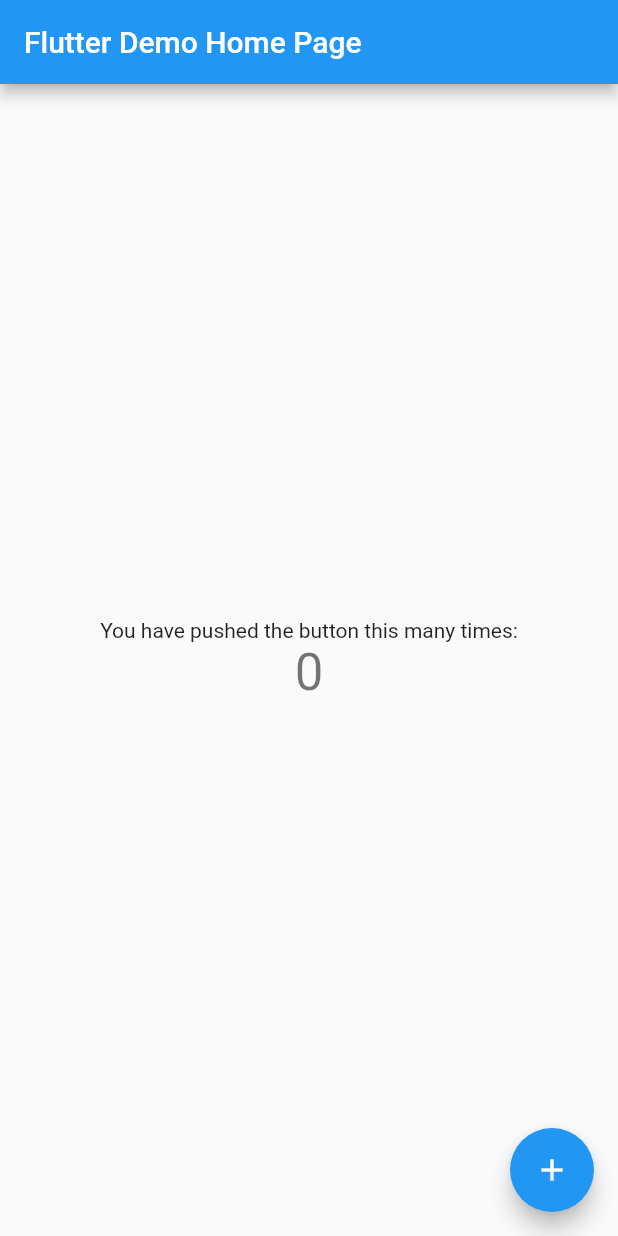
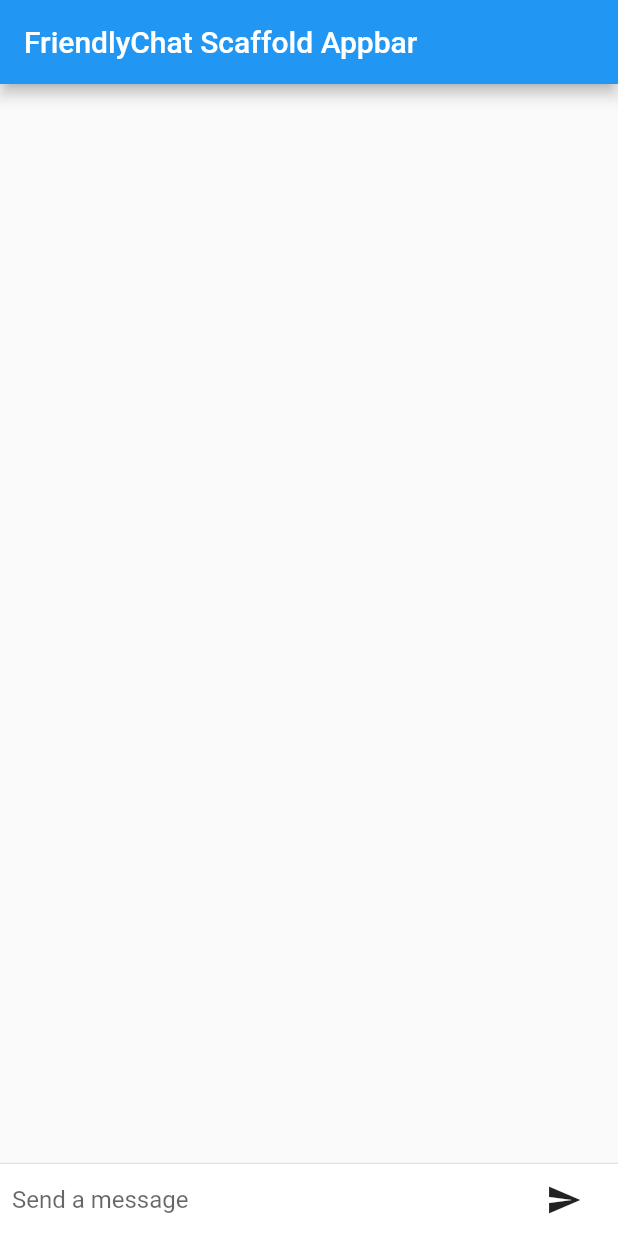
Before and after one commit to brandonpollack23/friendly_chat, a Flutter app: the screen it shows after launch, on a phone screen of 412 x 824 dp. Run offline on Flutter 3.47's test engine with Material 2 defaults, Android fonts, the phone set to English and light mode, and no system bars.

Commit message:
done up through animations

```diff
--- /dev/null
+++ b/lib/chat_screen/chat_screen.dart
@@ -0,0 +1,94 @@
+import 'package:flutter/material.dart';
+import 'package:friendly_chat/chat_screen/chat_message.dart';
+
+class ChatScreen extends StatefulWidget {
+  @override
+  _ChatScreenState createState() => _ChatScreenState();
+}
+
+class _ChatScreenState extends State<ChatScreen> {
+  // TODO RX change to stream
+  final List<ChatMessage> _messages = [];
+
+  final _textController = TextEditingController();
+  final _focusNode = FocusNode();
+
+  @override
+  Widget build(BuildContext context) {
+    return Scaffold(
+      appBar: AppBar(title: Text('FriendlyChat Scaffold Appbar')),
+      body: Column(
+        children: [
+          _messageList,
+          Divider(height: 1.0),
+          _themedTextComposer(context),
+        ],
+      )
+    );
+  }
+
+  Flexible get _messageList {
+    return Flexible(
+          // TODO BONUS make infinite and fetching as scroll
+          child: ListView.builder(
+            padding: EdgeInsets.all(8.0),
+            reverse: true,
+            itemBuilder: (_, int index) => _messages[index],
+            itemCount: _messages.length,
+          ),
+        );
+  }
+
+  Container _themedTextComposer(BuildContext context) {
+    return Container(
+          decoration: BoxDecoration(color: Theme.of(context).cardColor),
+          child: _buildTextComposer(),
+        );
+  }
+  Widget _buildTextComposer() {
+    return Container(
+      margin: EdgeInsets.symmetric(horizontal: 8.0),
+      child: Row(
+        children: [
+          _inputFieldBox,
+          _sendButton
+        ],
+      ),
+    );
+  }
+
+  Flexible get _inputFieldBox {
+    return Flexible(
+          child: TextField(
+            controller: _textController,
+            onSubmitted: _handleSubmitted,
+            decoration: InputDecoration.collapsed(
+              hintText: 'Send a message'
+            ),
+            focusNode: _focusNode,
+          ),
+        );
+  }
+
+  Container get _sendButton {
+    return Container(
+          margin: EdgeInsets.symmetric(horizontal: 4.0),
+          child: IconButton(
+            icon: Icon(Icons.send),
+            onPressed: () => _handleSubmitted(_textController.text),
+          ),
+        );
+  }
+
+  void _handleSubmitted(String text) {
+    _textController.clear();
+
+    // TODO RX this would be the Stream to the BLoC in Rx, lets try that and then StreamBuilder
+    final message = ChatMessage(text: text);
+    setState(() {
+      _messages.insert(0, message);
+    });
+
+    _focusNode.requestFocus();
+  }
+}
--- a/lib/main.dart
+++ b/lib/main.dart
@@ -1,113 +1,20 @@
 import 'package:flutter/material.dart';
 
+import 'chat_screen/chat_screen.dart';
+
+// TODO i18n replace hard coded strings w/ i18n to learn how.  Just use JA and EN
+
 void main() {
-  runApp(MyApp());
+  runApp(FriendlyChatApp());
 }
 
-class MyApp extends StatelessWidget {
+class FriendlyChatApp extends StatelessWidget {
   // This widget is the root of your application.
   @override
   Widget build(BuildContext context) {
     return MaterialApp(
-      title: 'Flutter Demo',
-      theme: ThemeData(
-        // This is the theme of your application.
-        //
-        // Try running your application with "flutter run". You'll see the
-        // application has a blue toolbar. Then, without quitting the app, try
-        // changing the primarySwatch below to Colors.green and then invoke
-        // "hot reload" (press "r" in the console where you ran "flutter run",
-        // or simply save your changes to "hot reload" in a Flutter IDE).
-        // Notice that the counter didn't reset back to zero; the application
-        // is not restarted.
-        primarySwatch: Colors.blue,
-      ),
-      home: MyHomePage(title: 'Flutter Demo Home Page'),
+      title: 'FriendlyChat Title',
+      home: ChatScreen()
     );
   }
 }
-
-class MyHomePage extends StatefulWidget {
-  MyHomePage({Key key, this.title}) : super(key: key);
-
-  // This widget is the home page of your application. It is stateful, meaning
-  // that it has a State object (defined below) that contains fields that affect
-  // how it looks.
-
-  // This class is the configuration for the state. It holds the values (in this
-  // case the title) provided by the parent (in this case the App widget) and
-  // used by the build method of the State. Fields in a Widget subclass are
-  // always marked "final".
-
-  final String title;
-
-  @override
-  _MyHomePageState createState() => _MyHomePageState();
-}
-
-class _MyHomePageState extends State<MyHomePage> {
-  int _counter = 0;
-
-  void _incrementCounter() {
-    setState(() {
-      // This call to setState tells the Flutter framework that something has
-      // changed in this State, which causes it to rerun the build method below
-      // so that the display can reflect the updated values. If we changed
-      // _counter without calling setState(), then the build method would not be
-      // called again, and so nothing would appear to happen.
-      _counter++;
-    });
-  }
-
-  @override
-  Widget build(BuildContext context) {
-    // This method is rerun every time setState is called, for instance as done
-    // by the _incrementCounter method above.
-    //
-    // The Flutter framework has been optimized to make rerunning build methods
-    // fast, so that you can just rebuild anything that needs updating rather
-    // than having to individually change instances of widgets.
-    return Scaffold(
-      appBar: AppBar(
-        // Here we take the value from the MyHomePage object that was created by
-        // the App.build method, and use it to set our appbar title.
-        title: Text(widget.title),
-      ),
-      body: Center(
-        // Center is a layout widget. It takes a single child and positions it
-        // in the middle of the parent.
-        child: Column(
-          // Column is also a layout widget. It takes a list of children and
-          // arranges them vertically. By default, it sizes itself to fit its
-          // children horizontally, and tries to be as tall as its parent.
-          //
-          // Invoke "debug painting" (press "p" in the console, choose the
-          // "Toggle Debug Paint" action from the Flutter Inspector in Android
-          // Studio, or the "Toggle Debug Paint" command in Visual Studio Code)
-          // to see the wireframe for each widget.
-          //
-          // Column has various properties to control how it sizes itself and
-          // how it positions its children. Here we use mainAxisAlignment to
-          // center the children vertically; the main axis here is the vertical
-          // axis because Columns are vertical (the cross axis would be
-          // horizontal).
-          mainAxisAlignment: MainAxisAlignment.center,
-          children: <Widget>[
-            Text(
-              'You have pushed the button this many times:',
-            ),
-            Text(
-              '$_counter',
-              style: Theme.of(context).textTheme.headline4,
-            ),
-          ],
-        ),
-      ),
-      floatingActionButton: FloatingActionButton(
-        onPressed: _incrementCounter,
-        tooltip: 'Increment',
-        child: Icon(Icons.add),
-      ), // This trailing comma makes auto-formatting nicer for build methods.
-    );
-  }
-}
```
Also changed, not shown: lib/chat_screen/chat_message.dart (added, +44 -0 lines), 1 other file.
